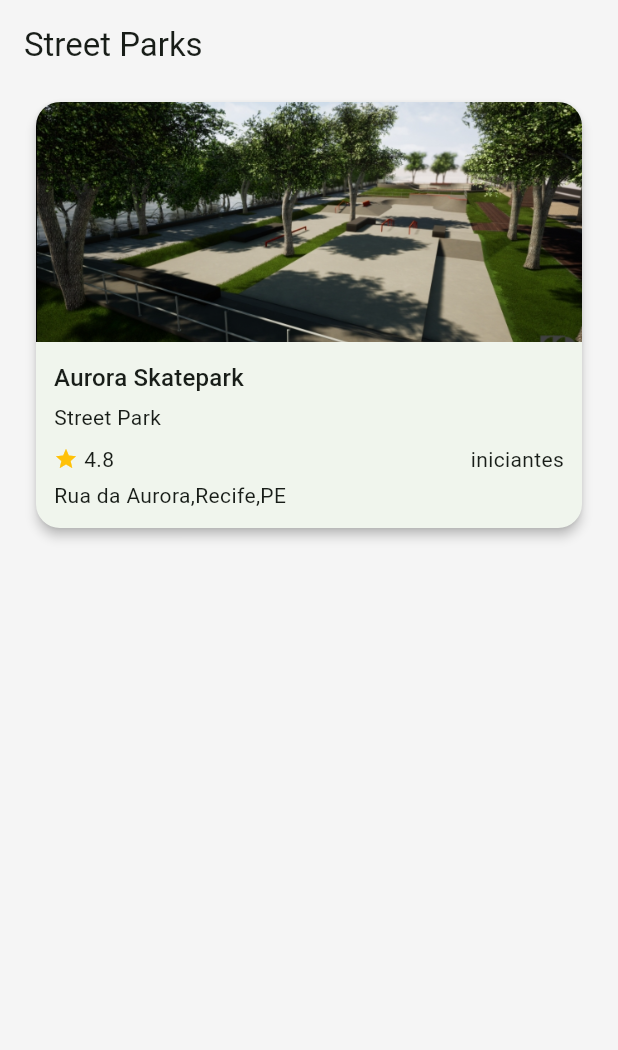
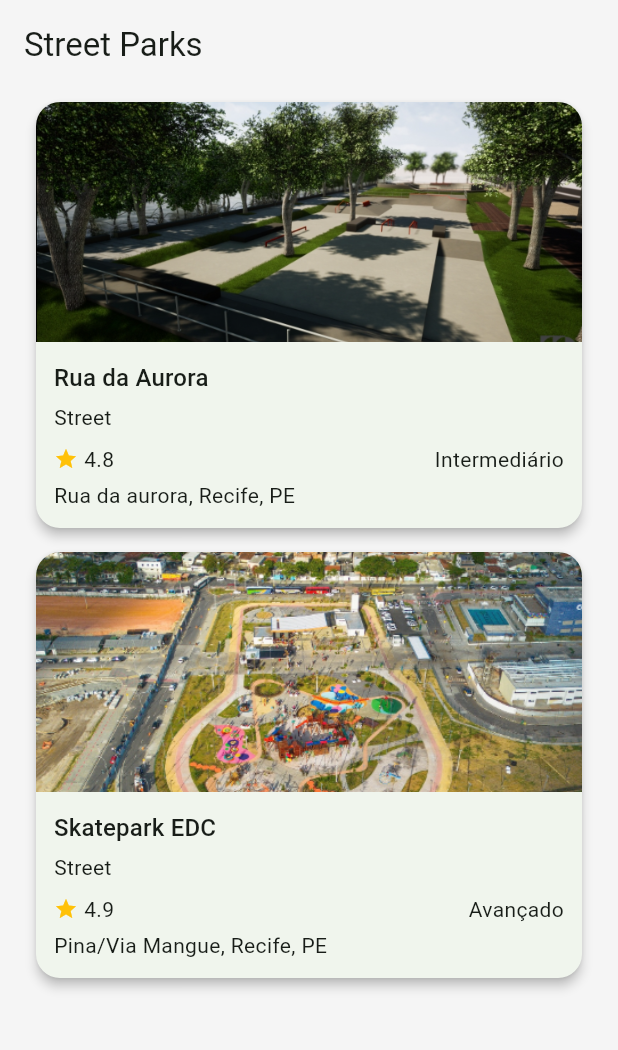
Before and after one commit to Raomelo05/Pico-Finder, a Flutter app: the Homepage screen opened directly, on a phone screen of 412 x 824 dp, the part 84-1134 px from its top. Run offline on Flutter 3.47's test engine with Material 3 defaults, Android fonts, the phone set to English and light mode, and no system bars.

Commit message:
implementado skate spot card com mock data

```diff
--- /dev/null
+++ b/lib/features/auth/data/domain/models/pico.dart
@@ -0,0 +1,17 @@
+class Pico {
+  final String imageUrl;
+  final String name;
+  final String type;
+  final double rating;
+  final String location;
+  final String level;
+
+  const Pico({
+    required this.imageUrl,
+    required this.name,
+    required this.type,
+    required this.rating,
+    required this.location,
+    required this.level,
+  });
+}
--- /dev/null
+++ b/lib/features/auth/data/pico_mock.dart
@@ -0,0 +1,22 @@
+import 'package:pico_finder/features/auth/data/domain/models/pico.dart';
+
+const List<Pico> mockPicos = [
+  Pico(
+    imageUrl:'assets/images/picos/aurora1.png',
+    name: 'Rua da Aurora',
+    type: 'Street',
+    rating: 4.8,
+    location: 'Rua da aurora, Recife, PE',
+    level: 'Intermediário',
+    ),
+
+    Pico (
+      imageUrl: 'assets/images/picos/edcpark1.png',
+      name: 'Skatepark EDC',
+      type: 'Street',
+      rating: 4.9,
+      location: 'Pina/Via Mangue, Recife, PE',
+      level: 'Avançado',
+      )
+
+];
--- a/lib/home/presentation/homepage.dart
+++ b/lib/home/presentation/homepage.dart
@@ -1,5 +1,6 @@
 import 'package:flutter/material.dart';
 import 'package:pico_finder/core/constants/theme/routes/services/utils/widgets/pico_card.dart';
+import 'package:pico_finder/features/auth/data/pico_mock.dart';
 
 
 class Homepage extends StatelessWidget {
@@ -23,16 +24,17 @@ class Homepage extends StatelessWidget {
       style: theme.textTheme.titleLarge,
       ),
       const SizedBox(height: 16),
-      PicoCard(imageUrl: 'assets/images/picos/aurora1.png',
-      name: 'Aurora Skatepark',
-      type: 'Street Park',
-      rating: 4.8,
-      location: 'Rua da Aurora,Recife,PE',
-      level: 'iniciantes',
-      onTap:  (){
-            print('Card clicado');
-
-      },
+      ...mockPicos .map((pico) => PicoCard(
+        imageUrl: pico.imageUrl,
+        name: pico.name,
+        type: pico.type,
+        rating: pico.rating,
+        location: pico.location,
+        level: pico.level,
+        onTap: () {
+          print('Card clicado: ${pico.name}');
+        },
+      ),
       ),
 
     ],
```
Also changed, not shown: assets/images/picos/edcpark1.png (added), assets/images/picos/foto1.png (deleted).
